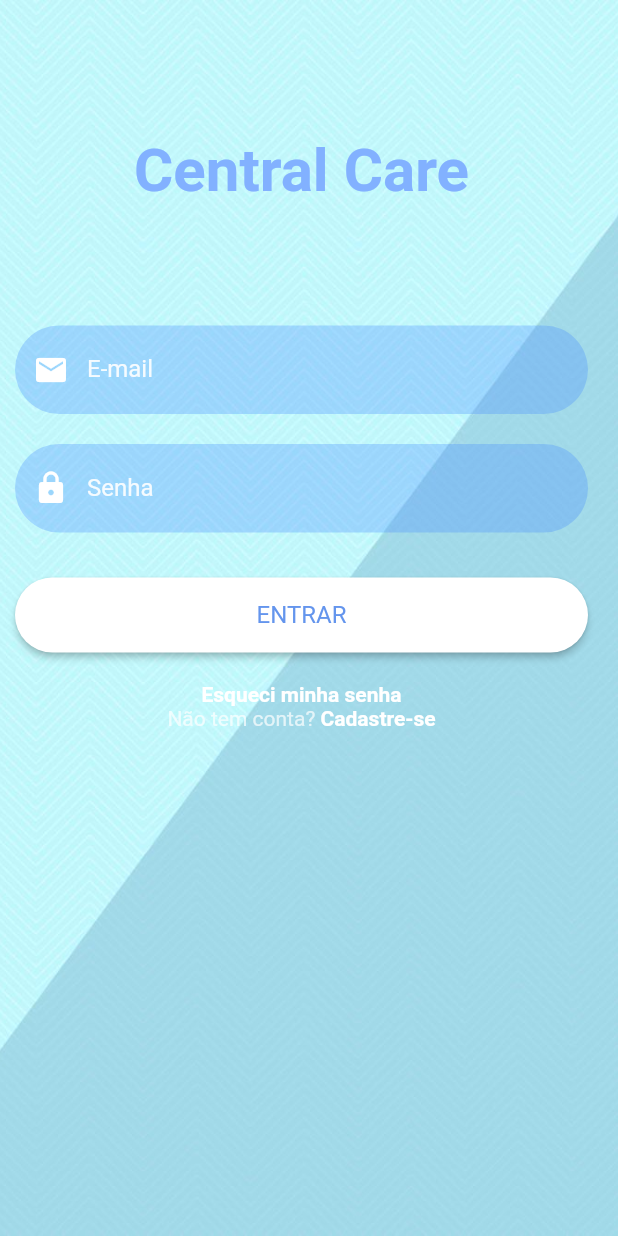
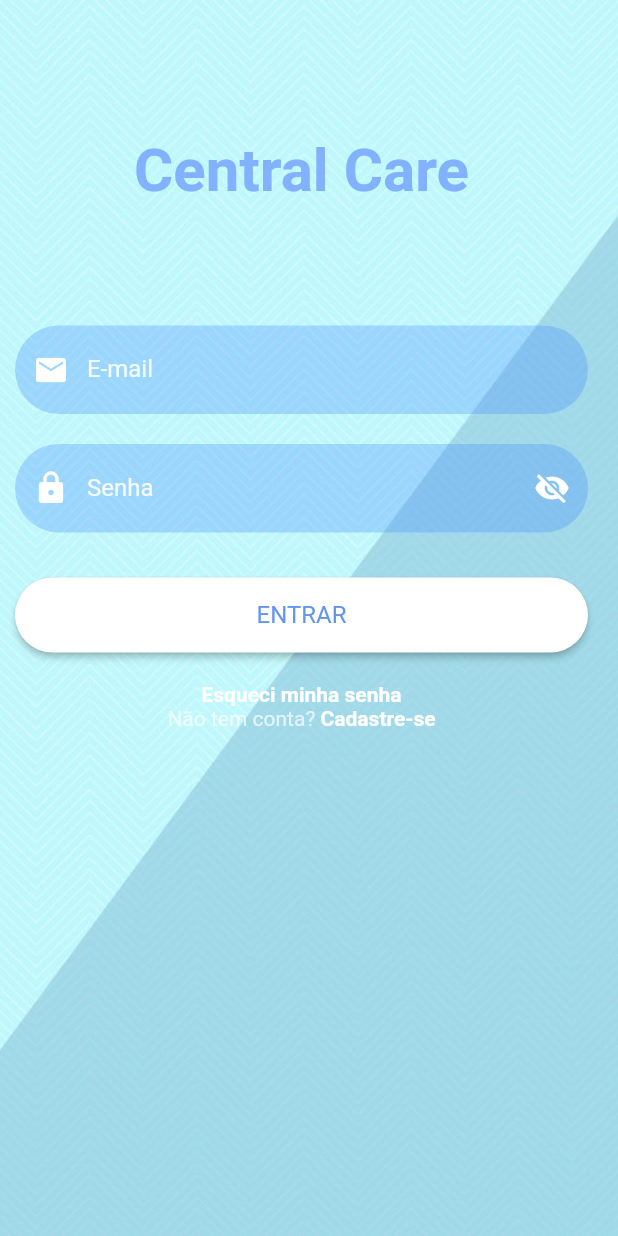
Before and after one commit to JoaocGuerra/CentralCareMobile, a Flutter app: the screen it shows after launch, on a phone screen of 412 x 824 dp. Run offline on Flutter 3.47's test engine with Material 2 defaults, Android fonts, the phone set to English and light mode, and no system bars; our stand-ins replace awesome_notifications, brasil_fields, cloud_firestore, dio, firebase_auth, firebase_core and 7 more; missing offline and left inert: angles; accounts and stored records are empty; generated files the repository leaves out were written again.

```diff
--- a/lib/constants/constants_api.dart
+++ b/lib/constants/constants_api.dart
@@ -1,7 +1,8 @@
 import 'dart:core';
 
-const String pathLocal = "http://192.168.0.112:5000";
+const String pathLocal = "http://192.168.0.6:5000";
 const String pathInsertQueue = "/fila/inserir";
+const String pathUpdateQueue = "/fila/update";
 const String pathReadPositionQueue = "/fila/read";
 const String pathAvailableTimes = "/horarios-disponiveis-medico";
 const String pathReadPositionQueueAppointment = "/atendimento/read";
--- a/lib/pages/signIn/sign_in_page.dart
+++ b/lib/pages/signIn/sign_in_page.dart
@@ -11,11 +11,18 @@ import '../forgotPassword/forgot_password_page.dart';
 import '../home/home_page.dart';
 import '../singUp/sign_up_page.dart';
 
-class SignInPage extends StatelessWidget {
-  SignInPage({Key? key}) : super(key: key);
+class SignInPage extends StatefulWidget {
+  const SignInPage({Key? key}) : super(key: key);
+
+  @override
+  State<SignInPage> createState() => _SignInPageState();
+}
+
+class _SignInPageState extends State<SignInPage> {
   final formKey = GlobalKey<FormState>();
   final emailController = TextEditingController();
   final passController = TextEditingController();
+  late bool _passwordVisible = false;
   final AuthStore authStore = GetIt.I<AuthStore>();
 
   Future singIn(BuildContext context) async {
@@ -70,21 +77,41 @@ class SignInPage extends StatelessWidget {
                         list: const [],
                       ),
                       const SizedBox(height: 20),
-                  CustomTextFormField(
-                    textEditingController: passController,
-                    isPasswordType: true,
-                    icon: Icons.lock,
-                    text: 'Senha',
-                    textInputType: TextInputType.text,
-                    // onChanged: signInStore.setPass,
-                    // enabled: !signInStore.loading,
+                      TextFormField(
                         validator: (value) {
                           if (value == null || value.isEmpty) {
                             return "Senha incorreta";
                           }
                           return null;
                         },
-                    list: const [],
+                        controller: passController,
+                        obscureText: !_passwordVisible,
+                        cursorColor: Colors.white,
+                        keyboardType: TextInputType.text,
+                        style: TextStyle(color: Colors.white.withOpacity(0.9)),
+                        decoration: InputDecoration(
+                            prefixIcon: const Icon(Icons.lock, color: Colors.white),
+                            suffixIcon: IconButton(
+                              icon:Icon(
+                                  _passwordVisible
+                                      ? Icons.visibility
+                                      : Icons.visibility_off
+                              ),
+                              color: Colors.white,
+                              onPressed: () {
+                                setState(() {
+                                  _passwordVisible = !_passwordVisible;
+                                });
+                              },
+                            ),
+                            labelText: "Senha",
+                            labelStyle: TextStyle(color: Colors.white.withOpacity(0.9)),
+                            filled: true,
+                            floatingLabelBehavior: FloatingLabelBehavior.never,
+                            fillColor: Colors.blueAccent.withOpacity(0.3),
+                            border: OutlineInputBorder(
+                                borderRadius: BorderRadius.circular(30),
+                                borderSide: const BorderSide(width: 0, style: BorderStyle.none))),
                       ),
                       const SizedBox(height: 20),
                       CustomButton(
--- a/lib/store/appointments_page/unique_appointment_store/widgets/photo_doctor_store.dart
+++ b/lib/store/appointments_page/unique_appointment_store/widgets/photo_doctor_store.dart
@@ -16,6 +16,7 @@ abstract class _PhotoDoctorStore with Store {
 
   @action
   Future<void> fetchPhotoDoctor(String codigoMedico) async {
+    if(codigoMedico!=null){
       _db
           .collection('funcionarios')
           .doc(codigoMedico)
@@ -27,3 +28,4 @@ abstract class _PhotoDoctorStore with Store {
       });
     }
   }
+}
--- a/lib/utils/utils_datetime.dart
+++ b/lib/utils/utils_datetime.dart
@@ -1,5 +1,7 @@
 class UtilsDateTime {
   static String convertFormatDate(String date) {
+    if(date.isEmpty) return "";
+
     String dateFormated =
         date[0] + date[1] + "/" + date[2] + date[3] + "/" + date[4] + date[5];
 
--- a/pubspec.yaml
+++ b/pubspec.yaml
@@ -50,6 +50,7 @@ dependencies:
   get_it: ^7.0.4
   webview_flutter: ^3.0.4
   awesome_notifications: ^0.6.21
+  animated_splash_screen: ^1.2.0
 
   # The following adds the Cupertino Icons font to your application.
   # Use with the CupertinoIcons class for iOS style icons.
```
Also changed, not shown: lib/pages/appointments/unique_appointment/unique_appointment_page.dart (+23 -30 lines), lib/pages/appointments/unique_appointment/widgets/inicio_termino.dart (+22 -2 lines), lib/pages/appointments/unique_appointment/widgets/posicao_inicial.dart (+6 -7 lines), lib/pages/appointments/unique_appointment/widgets/select_hours.dart (added, +61 -0 lines), lib/pages/newAppointment/new_appointment_page.dart (+9 -1 lines), lib/pages/prescription/button/button_deselect_query.dart (+8 -6 lines), lib/repository/api/desmarcar_consulta_repository.dart (+14 -4 lines), lib/repository/api/insert_queue_repository.dart (+40 -30 lines), lib/repository/api/update_hour_repository.dart (added, +31 -0 lines), lib/store/appointments_page/unique_appointment_store/unique_appointment_store.dart (+44 -5 lines), lib/store/marcar_consulta/marcar_consulta_store.dart (+8 -0 lines), lib/store/appointments_page/unique_appointment_store/unique_appointment_store.g.dart, lib/store/marcar_consulta/marcar_consulta_store.g.dart, pubspec.lock. Lines whose indentation alone changed are shown as unchanged.
